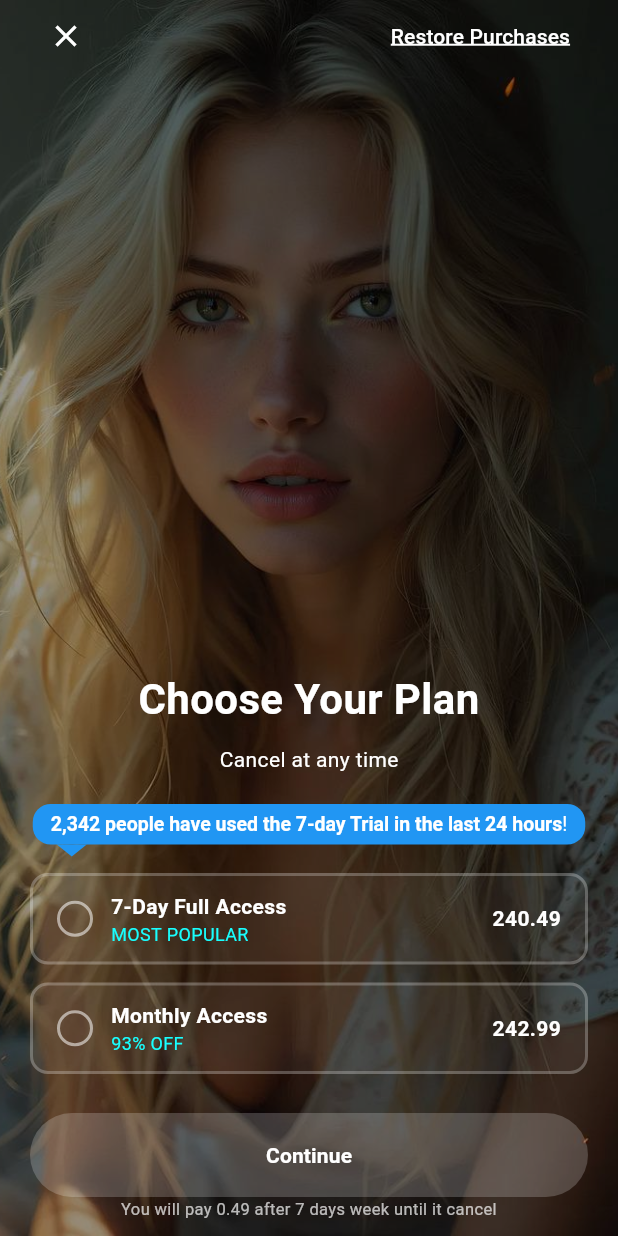
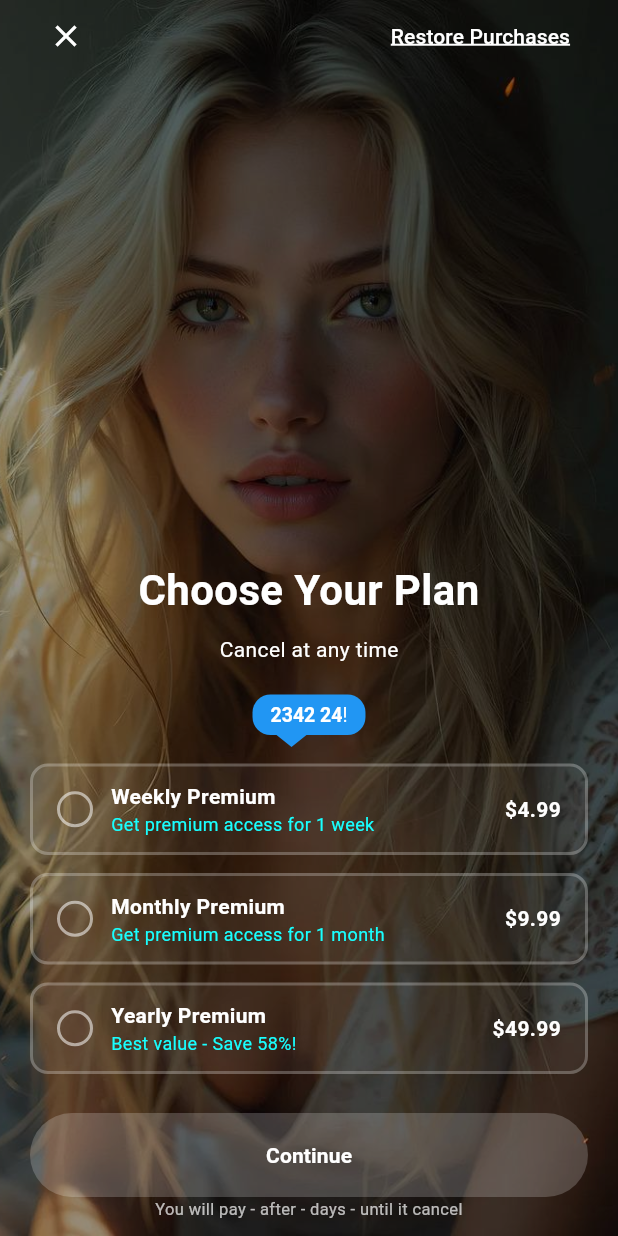
Before and after one commit to gorkemalgan/gui_paywall, a Flutter app: the screen it shows after launch, after a tap on "Plan Screen 2", on a phone screen of 412 x 824 dp. Run offline on Flutter 3.47's test engine with Material 3 defaults, Android fonts, the phone set to English and light mode, and no system bars; our stand-ins replace carousel_slider, flutter_svg, lottie; missing offline and left inert: desktop_window; generated files the repository leaves out were written again.

Commit message:
Refactor localization strings for trial features and update Paywall UI to use asset images. Change selected plan variable for better clarity and functionality.

```diff
--- a/lib/l10n/intl_en.arb
+++ b/lib/l10n/intl_en.arb
@@ -430,17 +430,11 @@
       }
     }
   },
-  "trialUserCount": "{count} people have used the 7-day Trial in the last",
-  "@trialUserCount": {
-    "description": "Shows how many people used the 7-day trial recently",
+  "trialUserCountInLastHours": "{count} people have used the 7-day Trial in the last {hours} hours",
+  "@trialUserCountInLastHours": {
+    "description": "Shows how many people used the 7-day trial recently in the last X hours",
     "placeholders": {
-      "count": {"type": "String", "example": "2,342"}
-    }
-  },
-  "trialUsedInLastHours": "{hours} hours",
-  "@trialUsedInLastHours": {
-    "description": "Shows the time window for recent trial usage",
-    "placeholders": {
+      "count": {"type": "String", "example": "2,342"},
       "hours": {"type": "String", "example": "24"}
     }
   },
@@ -455,12 +449,5 @@
   "monthlyAccess": "Monthly Access",
   "@monthlyAccess": {
     "description": "Title for the monthly access plan option"
-  },
-  "priceWithCurrency": " 24{price}",
-  "@priceWithCurrency": {
-    "description": "Displays price with currency symbol",
-    "placeholders": {
-      "price": {"type": "String", "example": "0.49"}
-    }
   }
 }
--- a/lib/src/paywalls/free_trial.dart
+++ b/lib/src/paywalls/free_trial.dart
@@ -6,7 +6,7 @@ import 'package:carousel_slider/carousel_slider.dart';
 
 // Project imports:
 import 'package:gui_paywall/src/extensions.dart';
-// import '../../generated/assets.gen.dart'; // kaldırıldı
+import '../../generated/assets.gen.dart';
 import '../../gui_paywall.dart';
 import '../my_localizations.dart';
 import '../widgets/fitted_text.dart';
@@ -100,7 +100,7 @@ class _PaywallFreeTrialState extends State<PaywallFreeTrial> with PaywallSanityC
     return Scaffold(
       body: Stack(
         children: [
-          Positioned.fill(child: Image.asset('assets/free_trial/background.jpg', fit: BoxFit.fill)),
+          Positioned.fill(child: PaywallAssets.freeTrial.background.image(fit: BoxFit.fill)),
           SingleChildScrollView(
             child: SizedBox(
               height: size.height,
@@ -178,19 +178,19 @@ class _PaywallFreeTrialState extends State<PaywallFreeTrial> with PaywallSanityC
             textAlign: TextAlign.start,
           ),
           SizedBox(height: MediaQuery.of(context).size.height * 0.01),
-          premiumPropertyListTile(image: Image.asset('assets/free_trial/premium_download_icon.png'), title: context.localizations.unlimitedDownload),
+          premiumPropertyListTile(image: PaywallAssets.freeTrial.premiumDownloadIcon.image(), title: context.localizations.unlimitedDownload),
           AnimatedContainer(
             duration: Duration(milliseconds: _animationDurationMs),
             curve: Curves.ease,
             height: !activatePremiumList ? 0 : MediaQuery.of(context).size.height * 0.025,
           ),
-          premiumPropertyListTile(image: Image.asset('assets/free_trial/premium_hd_icon.png'), title: context.localizations.hdQuality),
+          premiumPropertyListTile(image: PaywallAssets.freeTrial.premiumHdIcon.image(), title: context.localizations.hdQuality),
           AnimatedContainer(
             duration: Duration(milliseconds: _animationDurationMs),
             curve: Curves.ease,
             height: !activatePremiumList ? 0 : MediaQuery.of(context).size.height * 0.025,
           ),
-          premiumPropertyListTile(image: Image.asset('assets/free_trial/premium_no_adds_icon.png'), title: context.localizations.adFree),
+          premiumPropertyListTile(image: PaywallAssets.freeTrial.premiumNoAddsIcon.image(), title: context.localizations.adFree),
         ],
       ),
     ),
@@ -218,7 +218,7 @@ class _PaywallFreeTrialState extends State<PaywallFreeTrial> with PaywallSanityC
             height: MediaQuery.of(context).size.height * 0.06,
             width: MediaQuery.of(context).size.width * 0.3,
             decoration: BoxDecoration(
-              image: DecorationImage(image: AssetImage('assets/free_trial/AOTD.png'), fit: BoxFit.contain),
+              image: DecorationImage(image: PaywallAssets.freeTrial.aotd.provider(), fit: BoxFit.contain),
             ),
           ),
           Row(
@@ -226,7 +226,7 @@ class _PaywallFreeTrialState extends State<PaywallFreeTrial> with PaywallSanityC
             children: [
               Container(
                 decoration: BoxDecoration(
-                  image: DecorationImage(image: AssetImage('assets/free_trial/rating.png'), fit: BoxFit.cover),
+                  image: DecorationImage(image: PaywallAssets.freeTrial.rating.provider(), fit: BoxFit.cover),
                 ),
                 height: MediaQuery.of(context).size.height * 0.016,
                 width: MediaQuery.of(context).size.width * 0.2,
@@ -439,25 +439,25 @@ class _PaywallFreeTrialState extends State<PaywallFreeTrial> with PaywallSanityC
     children: [
       verticalPadding(),
       getPropertyListTile(
-        Image.asset('assets/free_trial/property_check_icon.png'),
+        PaywallAssets.freeTrial.propertyCheckIcon.image(),
         context.localizations.freeTrialProperty1Big,
         context.localizations.freeTrialProperty1Small,
         0,
       ),
       getPropertyListTile(
-        Image.asset('assets/free_trial/property_lock_icon.png'),
+        PaywallAssets.freeTrial.propertyLockIcon.image(),
         context.localizations.freeTrialProperty2Big,
         context.localizations.freeTrialProperty2Small,
         1,
       ),
       getPropertyListTile(
-        Image.asset('assets/free_trial/property_notification_icon.png'),
+        PaywallAssets.freeTrial.propertyNotificationIcon.image(),
         context.localizations.freeTrialProperty3Big,
         context.localizations.freeTrialProperty3Small,
         2,
       ),
       getPropertyListTile(
-        Image.asset('assets/free_trial/property_premium_icon.png'),
+        PaywallAssets.freeTrial.propertyPremiumIcon.image(),
         context.localizations.freeTrialProperty4Big,
         context.localizations.freeTrialProperty4Small,
         3,
--- a/lib/src/paywalls/plan_screen_2.dart
+++ b/lib/src/paywalls/plan_screen_2.dart
@@ -15,7 +15,7 @@ class PlanScreen2 extends PaywallBase {
 }
 
 class _PlanScreen2State extends State<PlanScreen2> with PaywallSanityCheck<PlanScreen2> {
-  String? selectedPlan;
+  String? selectedPlanStoreId;
 
   @override
   Widget build(BuildContext context) {
@@ -77,13 +77,14 @@ class _PlanScreen2State extends State<PlanScreen2> with PaywallSanityCheck<PlanS
                           text: TextSpan(
                             style: const TextStyle(color: Colors.white, fontSize: 13),
                             children: [
+                              // TODO: trialUserCount ve trialUsedInLastHours fonksiyonları localization'a eklenmeli veya kaldırılmalı
                               TextSpan(
-                                text: context.localizations.trialUserCount('2,342'),
+                                text: '2342',
                                 style: const TextStyle(fontWeight: FontWeight.bold),
                               ),
                               TextSpan(text: ' '),
                               TextSpan(
-                                text: context.localizations.trialUsedInLastHours('24'),
+                                text: '24',
                                 style: const TextStyle(fontWeight: FontWeight.bold),
                               ),
                               TextSpan(text: '!'),
@@ -102,17 +103,14 @@ class _PlanScreen2State extends State<PlanScreen2> with PaywallSanityCheck<PlanS
                     ],
                   ),
                   const SizedBox(height: 5),
-                  buildOptionTile(
-                    title: context.localizations.sevenDayFullAccess,
-                    subtitle: context.localizations.mostPopular,
-                    price: context.localizations.priceWithCurrency('0.49'),
-                    value: '7-day',
-                  ),
-                  buildOptionTile(
-                    title: context.localizations.monthlyAccess,
-                    subtitle: context.localizations.percentOff(93),
-                    price: context.localizations.priceWithCurrency('2.99'),
-                    value: 'monthly',
+
+                  ...widget.paywall.products.map(
+                    (product) => buildOptionTile(
+                      title: product.title ?? product.period.localizedName(context),
+                      subtitle: product.description ?? '',
+                      price: product.priceString_,
+                      value: product.storeId,
+                    ),
                   ),
                   const SizedBox(height: 20),
                   AnimatedContainer(
@@ -120,17 +118,19 @@ class _PlanScreen2State extends State<PlanScreen2> with PaywallSanityCheck<PlanS
                     curve: Curves.ease,
                     width: double.infinity,
                     decoration: BoxDecoration(
-                      color: selectedPlan == null ? Colors.white.withOpacity(0.2) : Colors.cyanAccent,
+                      color: selectedPlanStoreId == null ? Colors.white.withOpacity(0.2) : Colors.cyanAccent,
                       borderRadius: BorderRadius.circular(40),
-                      border: Border.all(color: selectedPlan == null ? Colors.transparent : Colors.cyanAccent, width: 2),
+                      border: Border.all(color: selectedPlanStoreId == null ? Colors.transparent : Colors.cyanAccent, width: 2),
                     ),
                     child: ElevatedButton(
                       onPressed: () {
-                        if (selectedPlan != null) {}
+                        if (selectedPlanStoreId != null) {
+                          // Satın alma işlemi burada yapılabilir
+                        }
                       },
                       style: ElevatedButton.styleFrom(
                         backgroundColor: Colors.transparent,
-                        foregroundColor: selectedPlan == null ? Colors.white : Colors.black,
+                        foregroundColor: selectedPlanStoreId == null ? Colors.white : Colors.black,
                         shadowColor: Colors.transparent,
                         elevation: 0,
                         shape: const StadiumBorder(),
@@ -143,7 +143,17 @@ class _PlanScreen2State extends State<PlanScreen2> with PaywallSanityCheck<PlanS
 
                   /// Disclaimer text
                   Text(
-                    context.localizations.chargingInfoFreeTrial('0.49', '7', 'week'),
+                    context.localizations.chargingInfoFreeTrial(
+                      selectedPlanStoreId != null
+                          ? (widget.paywall.products.firstWhere((p) => p.storeId == selectedPlanStoreId).price.toStringAsFixed(2))
+                          : '-',
+                      selectedPlanStoreId != null
+                          ? (widget.paywall.products.firstWhere((p) => p.storeId == selectedPlanStoreId).freeTrialDays?.toString() ?? '-')
+                          : '-',
+                      selectedPlanStoreId != null
+                          ? (widget.paywall.products.firstWhere((p) => p.storeId == selectedPlanStoreId).period.periodInvoiceStr ?? '-')
+                          : '-',
+                    ),
                     textAlign: TextAlign.center,
                     style: const TextStyle(color: Colors.white70, fontSize: 11),
                   ),
@@ -158,14 +168,14 @@ class _PlanScreen2State extends State<PlanScreen2> with PaywallSanityCheck<PlanS
   }
 
   Widget buildOptionTile({required String title, required String subtitle, required String price, required String value}) {
-    bool isSelected = selectedPlan == value;
+    bool isSelected = selectedPlanStoreId == value;
     return GestureDetector(
       onTap: () {
         setState(() {
           if (isSelected) {
-            selectedPlan = null;
+            selectedPlanStoreId = null;
           } else {
-            selectedPlan = value;
+            selectedPlanStoreId = value;
           }
         });
       },
```
